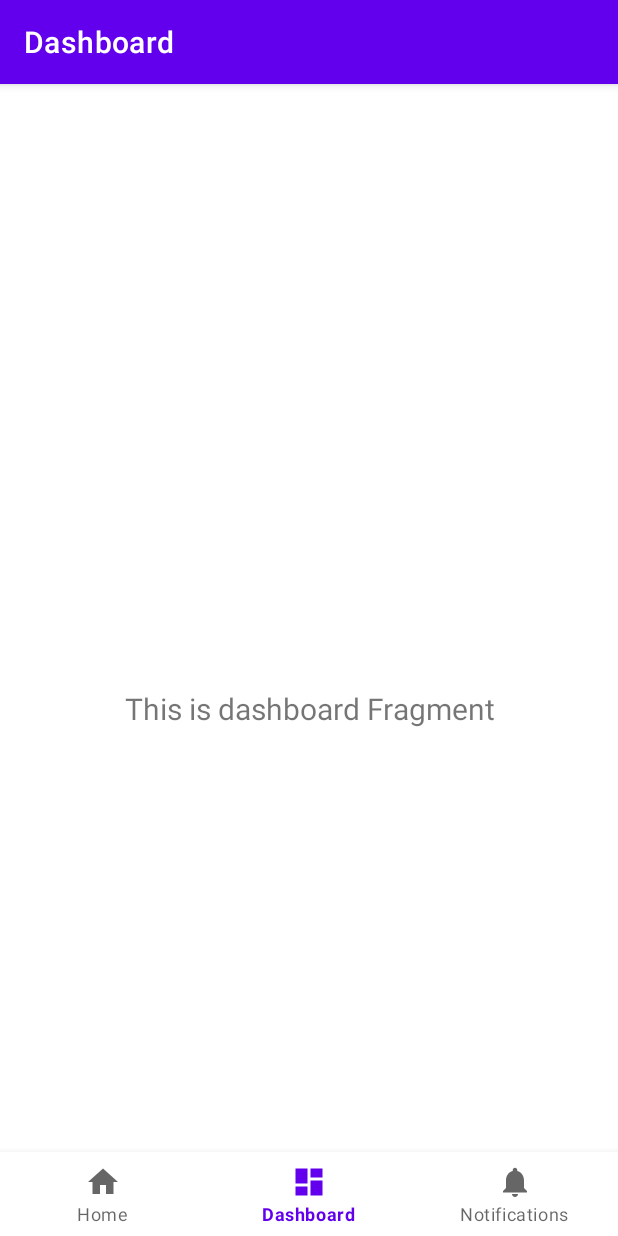
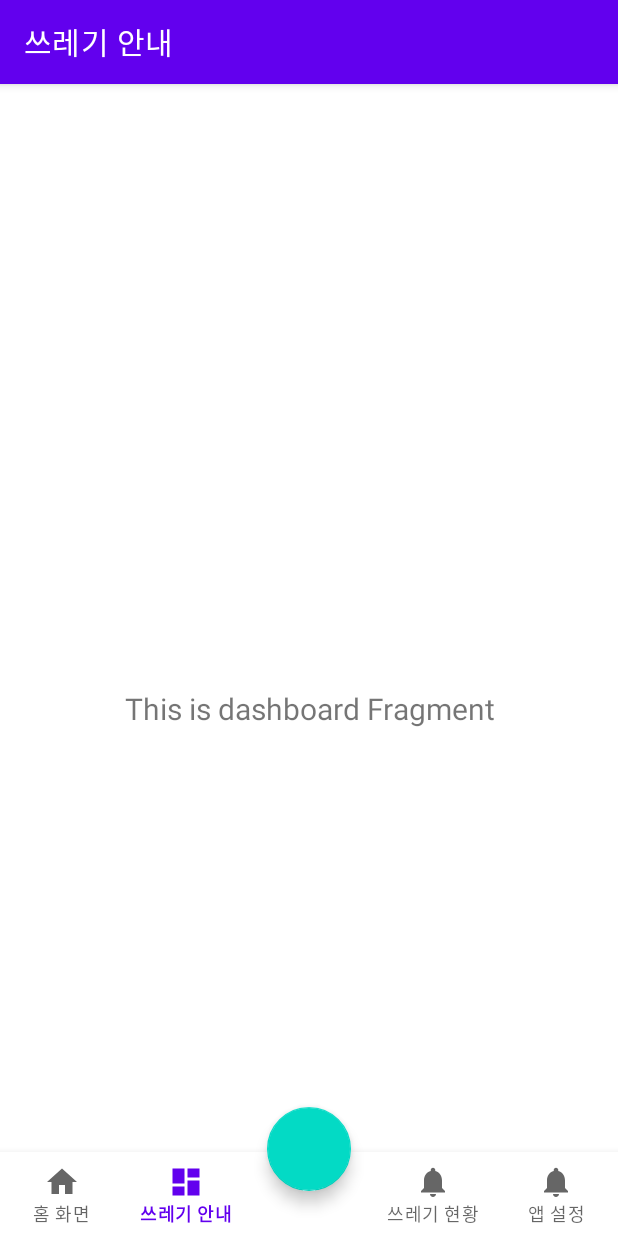
Before and after one commit to ICARUS-Coding-Club/Recycle-App, an Android app: the InfoFragment screen opened through its navigation route, item 2 of the bottom bar chosen, on a phone screen of 412 x 824 dp. Run offline under Robolectric (Android 15) with nearby library versions, the phone set to English and light mode, and no system bars; our stand-ins replace navigation-ui.

Commit message:
default setting

```diff
--- a/app/build.gradle
+++ b/app/build.gradle
@@ -45,6 +45,7 @@ dependencies {
     implementation 'androidx.lifecycle:lifecycle-viewmodel-ktx:2.6.1'
     implementation 'androidx.navigation:navigation-fragment-ktx:2.6.0'
     implementation 'androidx.navigation:navigation-ui-ktx:2.6.0'
+    implementation 'androidx.legacy:legacy-support-v4:1.0.0'
     testImplementation 'junit:junit:4.13.2'
     androidTestImplementation 'androidx.test.ext:junit:1.1.5'
     androidTestImplementation 'androidx.test.espresso:espresso-core:3.5.1'
--- a/app/src/main/java/com/icarus/recycle_app/MainActivity.kt
+++ b/app/src/main/java/com/icarus/recycle_app/MainActivity.kt
@@ -26,7 +26,7 @@ class MainActivity : AppCompatActivity() {
         // menu should be considered as top level destinations.
         val appBarConfiguration = AppBarConfiguration(
             setOf(
-                R.id.navigation_home, R.id.navigation_dashboard, R.id.navigation_notifications
+                R.id.navigation_home, R.id.navigation_info,R.id.navigation_current_situation,R.id.navigation_setting
             )
         )
         setupActionBarWithNavController(navController, appBarConfiguration)
--- a/app/src/main/java/com/icarus/recycle_app/ui/notifications/NotificationsFragment.kt
+++ b/app/src/main/java/com/icarus/recycle_app/ui/info/InfoFragment.kt
@@ -1,4 +1,4 @@
-package com.icarus.recycle_app.ui.notifications
+package com.icarus.recycle_app.ui.info
 
 import android.os.Bundle
 import android.view.LayoutInflater
@@ -7,11 +7,11 @@ import android.view.ViewGroup
 import android.widget.TextView
 import androidx.fragment.app.Fragment
 import androidx.lifecycle.ViewModelProvider
-import com.icarus.recycle_app.databinding.FragmentNotificationsBinding
+import com.icarus.recycle_app.databinding.FragmentDashboardBinding
 
-class NotificationsFragment : Fragment() {
+class InfoFragment : Fragment() {
 
-    private var _binding: FragmentNotificationsBinding? = null
+    private var _binding: FragmentDashboardBinding? = null
 
     // This property is only valid between onCreateView and
     // onDestroyView.
@@ -22,14 +22,14 @@ class NotificationsFragment : Fragment() {
         container: ViewGroup?,
         savedInstanceState: Bundle?
     ): View {
-        val notificationsViewModel =
-            ViewModelProvider(this).get(NotificationsViewModel::class.java)
+        val infoViewModel =
+            ViewModelProvider(this).get(InfoViewModel::class.java)
 
-        _binding = FragmentNotificationsBinding.inflate(inflater, container, false)
+        _binding = FragmentDashboardBinding.inflate(inflater, container, false)
         val root: View = binding.root
 
-        val textView: TextView = binding.textNotifications
-        notificationsViewModel.text.observe(viewLifecycleOwner) {
+        val textView: TextView = binding.textDashboard
+        infoViewModel.text.observe(viewLifecycleOwner) {
             textView.text = it
         }
         return root
--- a/app/src/main/java/com/icarus/recycle_app/ui/notifications/NotificationsViewModel.kt
+++ b/app/src/main/java/com/icarus/recycle_app/ui/info/InfoViewModel.kt
@@ -1,13 +1,13 @@
-package com.icarus.recycle_app.ui.notifications
+package com.icarus.recycle_app.ui.info
 
 import androidx.lifecycle.LiveData
 import androidx.lifecycle.MutableLiveData
 import androidx.lifecycle.ViewModel
 
-class NotificationsViewModel : ViewModel() {
+class InfoViewModel : ViewModel() {
 
     private val _text = MutableLiveData<String>().apply {
-        value = "This is notifications Fragment"
+        value = "This is dashboard Fragment"
     }
     val text: LiveData<String> = _text
 }
--- a/app/src/main/java/com/icarus/recycle_app/ui/dashboard/DashboardFragment.kt
+++ b/app/src/main/java/com/icarus/recycle_app/ui/search/SearchFragment.kt
@@ -1,4 +1,4 @@
-package com.icarus.recycle_app.ui.dashboard
+package com.icarus.recycle_app.ui.search
 
 import android.os.Bundle
 import android.view.LayoutInflater
@@ -7,11 +7,11 @@ import android.view.ViewGroup
 import android.widget.TextView
 import androidx.fragment.app.Fragment
 import androidx.lifecycle.ViewModelProvider
-import com.icarus.recycle_app.databinding.FragmentDashboardBinding
+import com.icarus.recycle_app.databinding.FragmentNotificationsBinding
 
-class DashboardFragment : Fragment() {
+class SearchFragment : Fragment() {
 
-    private var _binding: FragmentDashboardBinding? = null
+    private var _binding: FragmentNotificationsBinding? = null
 
     // This property is only valid between onCreateView and
     // onDestroyView.
@@ -22,14 +22,14 @@ class DashboardFragment : Fragment() {
         container: ViewGroup?,
         savedInstanceState: Bundle?
     ): View {
-        val dashboardViewModel =
-            ViewModelProvider(this).get(DashboardViewModel::class.java)
+        val searchViewModel =
+            ViewModelProvider(this).get(SearchViewModel::class.java)
 
-        _binding = FragmentDashboardBinding.inflate(inflater, container, false)
+        _binding = FragmentNotificationsBinding.inflate(inflater, container, false)
         val root: View = binding.root
 
-        val textView: TextView = binding.textDashboard
-        dashboardViewModel.text.observe(viewLifecycleOwner) {
+        val textView: TextView = binding.textNotifications
+        searchViewModel.text.observe(viewLifecycleOwner) {
             textView.text = it
         }
         return root
--- a/app/src/main/java/com/icarus/recycle_app/ui/dashboard/DashboardViewModel.kt
+++ b/app/src/main/java/com/icarus/recycle_app/ui/search/SearchViewModel.kt
@@ -1,13 +1,13 @@
-package com.icarus.recycle_app.ui.dashboard
+package com.icarus.recycle_app.ui.search
 
 import androidx.lifecycle.LiveData
 import androidx.lifecycle.MutableLiveData
 import androidx.lifecycle.ViewModel
 
-class DashboardViewModel : ViewModel() {
+class SearchViewModel : ViewModel() {
 
     private val _text = MutableLiveData<String>().apply {
-        value = "This is dashboard Fragment"
+        value = "This is notifications Fragment"
     }
     val text: LiveData<String> = _text
 }
--- a/app/src/main/res/layout/activity_main.xml
+++ b/app/src/main/res/layout/activity_main.xml
@@ -6,17 +6,28 @@
     android:layout_height="match_parent"
     android:paddingTop="?attr/actionBarSize">
 
-    <com.google.android.material.bottomnavigation.BottomNavigationView
-        android:id="@+id/nav_view"
-        android:layout_width="0dp"
+
+    <FrameLayout
+        android:id="@+id/frame"
+        android:layout_width="match_parent"
+        android:layout_height="match_parent">
+        <com.google.android.material.bottomnavigation.BottomNavigationView
+            android:id="@+id/nav_view"
+            android:layout_width="match_parent"
+            android:layout_height="wrap_content"
+            android:layout_gravity="bottom"
+            android:background="?android:attr/windowBackground"
+            app:labelVisibilityMode="labeled"
+            app:menu="@menu/bottom_nav_menu" />
+    </FrameLayout>
+    <com.google.android.material.floatingactionbutton.FloatingActionButton
+        android:id="@+id/fab"
+        android:layout_width="wrap_content"
         android:layout_height="wrap_content"
-        android:layout_marginStart="0dp"
-        android:layout_marginEnd="0dp"
-        android:background="?android:attr/windowBackground"
+        android:layout_marginBottom="30dp"
+        app:layout_constraintStart_toStartOf="parent"
         app:layout_constraintBottom_toBottomOf="parent"
-        app:layout_constraintLeft_toLeftOf="parent"
-        app:layout_constraintRight_toRightOf="parent"
-        app:menu="@menu/bottom_nav_menu" />
+        app:layout_constraintEnd_toEndOf="parent"/>
 
     <fragment
         android:id="@+id/nav_host_fragment_activity_main"
@@ -24,7 +35,7 @@
         android:layout_width="match_parent"
         android:layout_height="match_parent"
         app:defaultNavHost="true"
-        app:layout_constraintBottom_toTopOf="@id/nav_view"
+        app:layout_constraintBottom_toTopOf="@id/frame"
         app:layout_constraintLeft_toLeftOf="parent"
         app:layout_constraintRight_toRightOf="parent"
         app:layout_constraintTop_toTopOf="parent"
--- a/app/src/main/res/layout/fragment_dashboard.xml
+++ b/app/src/main/res/layout/fragment_dashboard.xml
@@ -4,7 +4,7 @@
     xmlns:tools="http://schemas.android.com/tools"
     android:layout_width="match_parent"
     android:layout_height="match_parent"
-    tools:context=".ui.dashboard.DashboardFragment">
+    tools:context=".ui.info.InfoFragment">
 
     <TextView
         android:id="@+id/text_dashboard"
--- a/app/src/main/res/layout/fragment_notifications.xml
+++ b/app/src/main/res/layout/fragment_notifications.xml
@@ -4,7 +4,7 @@
     xmlns:tools="http://schemas.android.com/tools"
     android:layout_width="match_parent"
     android:layout_height="match_parent"
-    tools:context=".ui.notifications.NotificationsFragment">
+    tools:context=".ui.search.SearchFragment">
 
     <TextView
         android:id="@+id/text_notifications"
--- a/app/src/main/res/menu/bottom_nav_menu.xml
+++ b/app/src/main/res/menu/bottom_nav_menu.xml
@@ -7,13 +7,21 @@
         android:title="@string/title_home" />
 
     <item
-        android:id="@+id/navigation_dashboard"
+        android:id="@+id/navigation_info"
         android:icon="@drawable/ic_dashboard_black_24dp"
-        android:title="@string/title_dashboard" />
+        android:title="@string/title_info" />
 
     <item
-        android:id="@+id/navigation_notifications"
+        android:id="@+id/navigation_blank"
+        android:enabled="false"
+         android:title=""/>
+    <item
+        android:id="@+id/navigation_current_situation"
         android:icon="@drawable/ic_notifications_black_24dp"
-        android:title="@string/title_notifications" />
+        android:title="@string/title_current_situation" />
+    <item
+        android:id="@+id/navigation_setting"
+        android:icon="@drawable/ic_notifications_black_24dp"
+        android:title="@string/title_setting" />
 
 </menu>
--- a/app/src/main/res/navigation/mobile_navigation.xml
+++ b/app/src/main/res/navigation/mobile_navigation.xml
@@ -12,14 +12,20 @@
         tools:layout="@layout/fragment_home" />
 
     <fragment
-        android:id="@+id/navigation_dashboard"
-        android:name="com.icarus.recycle_app.ui.dashboard.DashboardFragment"
-        android:label="@string/title_dashboard"
+        android:id="@+id/navigation_info"
+        android:name="com.icarus.recycle_app.ui.info.InfoFragment"
+        android:label="@string/title_info"
         tools:layout="@layout/fragment_dashboard" />
 
     <fragment
-        android:id="@+id/navigation_notifications"
-        android:name="com.icarus.recycle_app.ui.notifications.NotificationsFragment"
-        android:label="@string/title_notifications"
-        tools:layout="@layout/fragment_notifications" />
+        android:id="@+id/navigation_current_situation"
+        android:name="com.icarus.recycle_app.ui.current_situation.CurrentSituationFragment"
+        android:label="@string/title_current_situation"
+        tools:layout="@layout/fragment_current_situation" />
+    <fragment
+        android:id="@+id/navigation_setting"
+        android:name="com.icarus.recycle_app.ui.setting.SettingFragment"
+        android:label="@string/title_setting"
+        tools:layout="@layout/fragment_setting" />
+
 </navigation>
--- a/app/src/main/res/values/strings.xml
+++ b/app/src/main/res/values/strings.xml
@@ -1,6 +1,8 @@
 <resources>
     <string name="app_name">Recycle_App</string>
-    <string name="title_home">Home</string>
-    <string name="title_dashboard">Dashboard</string>
-    <string name="title_notifications">Notifications</string>
+    <string name="title_home">홈 화면</string>
+    <string name="title_info">쓰레기 안내</string>
+    <string name="title_search">쓰레기 검색</string>
+    <string name="title_current_situation">쓰레기 현황</string>
+    <string name="title_setting">앱 설정</string>
 </resources>
```
Also changed, not shown: app/src/main/java/com/icarus/recycle_app/ui/current_situation/CurrentSituationFragment.kt (added, +32 -0 lines), app/src/main/java/com/icarus/recycle_app/ui/current_situation/CurrentSituationViewModel.kt (added, +7 -0 lines), app/src/main/java/com/icarus/recycle_app/ui/setting/SettingFragment.kt (added, +32 -0 lines), app/src/main/java/com/icarus/recycle_app/ui/setting/SettingViewModel.kt (added, +7 -0 lines), app/src/main/res/layout/fragment_current_situation.xml (added, +13 -0 lines), app/src/main/res/layout/fragment_setting.xml (added, +13 -0 lines).
